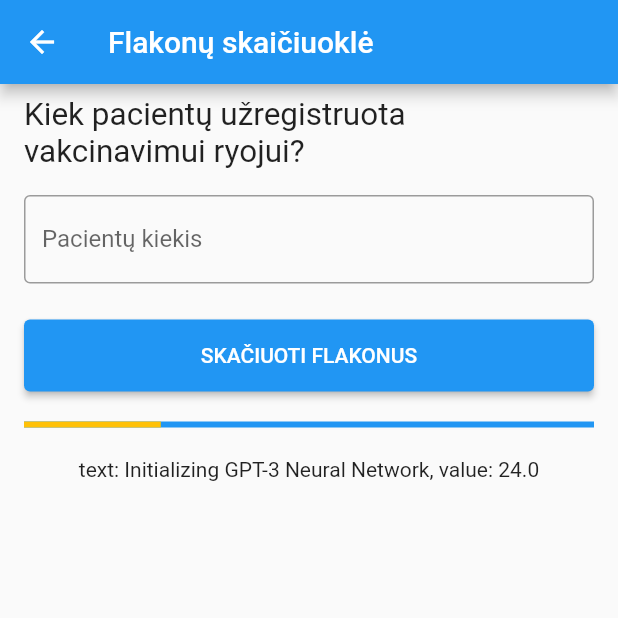
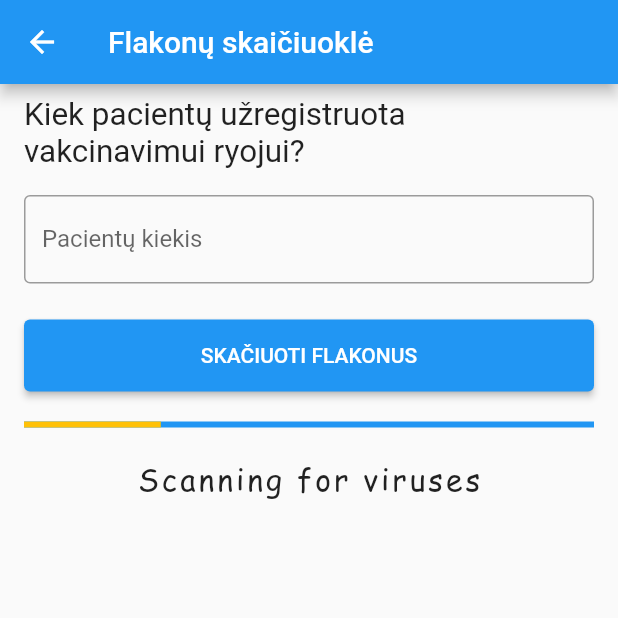
Before and after one commit to liusbl/pagalba-gydytojui, a Flutter app: the VialCalculationScreen screen opened by its route, after a tap on "SKAČIUOTI FLAKONUS", on a phone screen of 412 x 824 dp, the top half of it. Run offline on Flutter 3.47's test engine with Material 2 defaults, Android fonts, the phone set to English and light mode, and no system bars; our stand-ins replace equatable.

Commit message:
Set ComicSans for meme_screen.dart

```diff
--- a/lib/vial/meme_screen.dart
+++ b/lib/vial/meme_screen.dart
@@ -69,9 +69,16 @@
             backgroundColor: Colors.blue,
           ),
         ),
-        Container(
-          margin: const EdgeInsets.all(16.0),
-          child: Center(child: Text('text: ${text}, value: ${progress}')),
+        Padding(
+          padding: const EdgeInsets.all(16.0),
+          child: Text(
+            text,
+            style: TextStyle(
+              fontSize: 20.0,
+              letterSpacing: 2.0,
+              fontFamily: 'ComicSans',
+            ),
+          ),
         ),
       ],
     );
@@ -86,7 +93,7 @@
 
   Stream<String> _generateRandomText() async* {
     while (true) {
-      await Future.delayed(Duration(milliseconds: 1500));
+      await Future.delayed(Duration(milliseconds: 2500));
       yield _memeList[random.nextInt(_memeList.length)];
     }
   }
```
